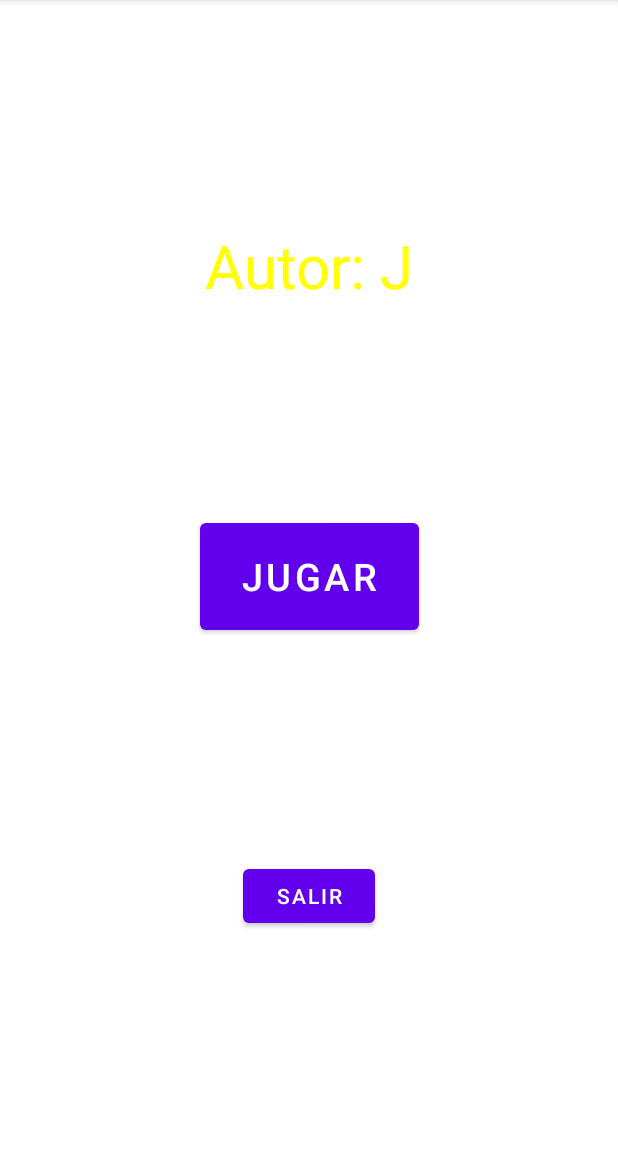
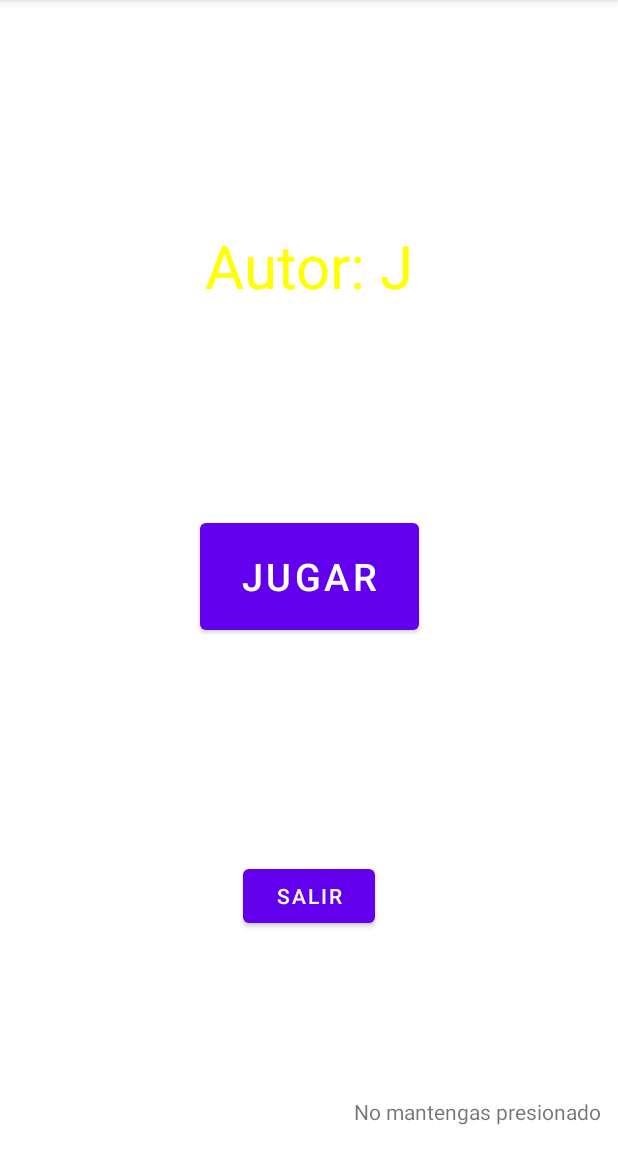
Before and after one commit to Alejandro7Hub/CoinsPMDM, an Android app: the screen it shows after launch (PantallaInicio), on a phone screen of 412 x 824 dp, the part 84-1236 px from its top. Run offline under Robolectric (Android 15) with nearby library versions, the phone set to English and light mode, and no system bars.

```diff
--- a/app/src/main/java/com/example/myapplication/Tienda.java
+++ b/app/src/main/java/com/example/myapplication/Tienda.java
@@ -5,6 +5,8 @@ package com.example.myapplication;
 
 import android.graphics.Color;
 import android.view.LayoutInflater;
+import android.view.Menu;
+import android.view.MenuItem;
 import android.view.View;
 import android.view.ViewGroup;
 import android.widget.Button;
@@ -44,6 +46,7 @@ import java.util.concurrent.ExecutorService;
 import java.util.concurrent.Executors;
 
 public class Tienda extends AppCompatActivity {
+
     TextView contador;
     Button compra1;
     Button compra2;
@@ -121,6 +124,8 @@ public class Tienda extends AppCompatActivity {
         compra4.setText(String.valueOf(dfbajo.format(costeMoneda4)) + " Monedas");
         incTemporal();
     }
+
+
 
     public class AdaptadorFila extends RecyclerView.Adapter<AdaptadorFila.AdaptadorFilaHolder> {
 
--- a/app/src/main/res/layout/activity_pantalla_inicio.xml
+++ b/app/src/main/res/layout/activity_pantalla_inicio.xml
@@ -43,4 +43,16 @@
         app:layout_constraintStart_toStartOf="parent"
         app:layout_constraintTop_toBottomOf="@+id/Jugar" />
 
+    <TextView
+        android:id="@+id/easterEgg"
+        android:layout_width="wrap_content"
+        android:layout_height="wrap_content"
+        android:text="No mantengas presionado"
+        app:layout_constraintBottom_toBottomOf="parent"
+        app:layout_constraintEnd_toEndOf="parent"
+        app:layout_constraintHorizontal_bias="0.954"
+        app:layout_constraintStart_toStartOf="parent"
+        app:layout_constraintTop_toBottomOf="@+id/Salir"
+        app:layout_constraintVertical_bias="0.864" />
+
 </androidx.constraintlayout.widget.ConstraintLayout>
--- /dev/null
+++ b/app/src/main/res/menu/menu_principal.xml
@@ -0,0 +1,20 @@
+<?xml version="1.0" encoding="utf-8"?>
+<menu xmlns:android="http://schemas.android.com/apk/res/android">
+
+    <item
+        android:id="@+id/mpOp1"
+        android:title="Púlsame"/>
+    <item
+        android:id="@+id/mpOp2"
+        android:title="Opción 2"/>
+    <item android:title="Submenu">
+        <menu>
+            <item
+                android:id="@+id/mpOp3"
+                android:title="Opción 3"/>
+            <item
+                android:id="@+id/mpOp4"
+                android:title="Opción 4"/>
+        </menu>
+    </item>
+</menu>
```
Also changed, not shown: app/src/main/java/com/example/myapplication/MainActivity.java (+18 -0 lines), app/src/main/java/com/example/myapplication/PantallaInicio.java (+37 -0 lines).
